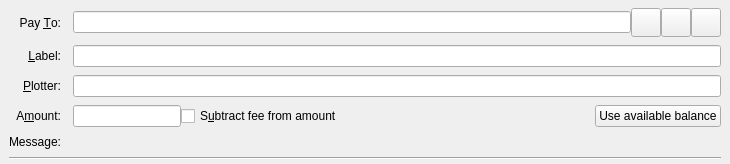
The window that src/qt/forms/sendcoinsentry.ui (goomario/btchd) describes before a commit, drawn with Qt 5.
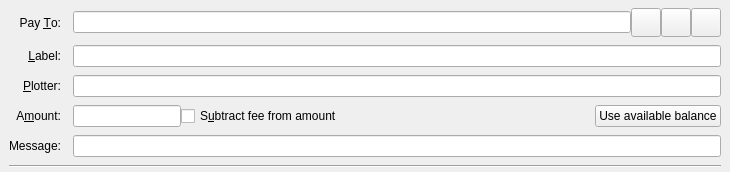
The same window after the commit. Icons and pictures are not drawn. Custom widgets are drawn as their Qt base class.

Commit message: support transaction message

Diff of the .ui file:
```diff
--- a/src/qt/forms/sendcoinsentry.ui
+++ b/src/qt/forms/sendcoinsentry.ui
@@ -197,12 +197,9 @@
      </layout>
     </item>
     <item row="4" column="1">
-     <widget class="QLabel" name="messageTextLabel">
+     <widget class="QValidatedLineEdit" name="messageText">
       <property name="toolTip">
-       <string>A message that was attached to the btchd: URI which will be stored with the transaction for your reference. Note: This message will not be sent over the BitcoinHD network.</string>
-      </property>
-      <property name="textFormat">
-       <enum>Qt::PlainText</enum>
+       <string>A message that was attached to the btchd: URI which will be stored with the transaction for your reference. Note: This message will sent over the BitcoinHD network.</string>
       </property>
      </widget>
     </item>
```
The commit also changes 42 other files.
